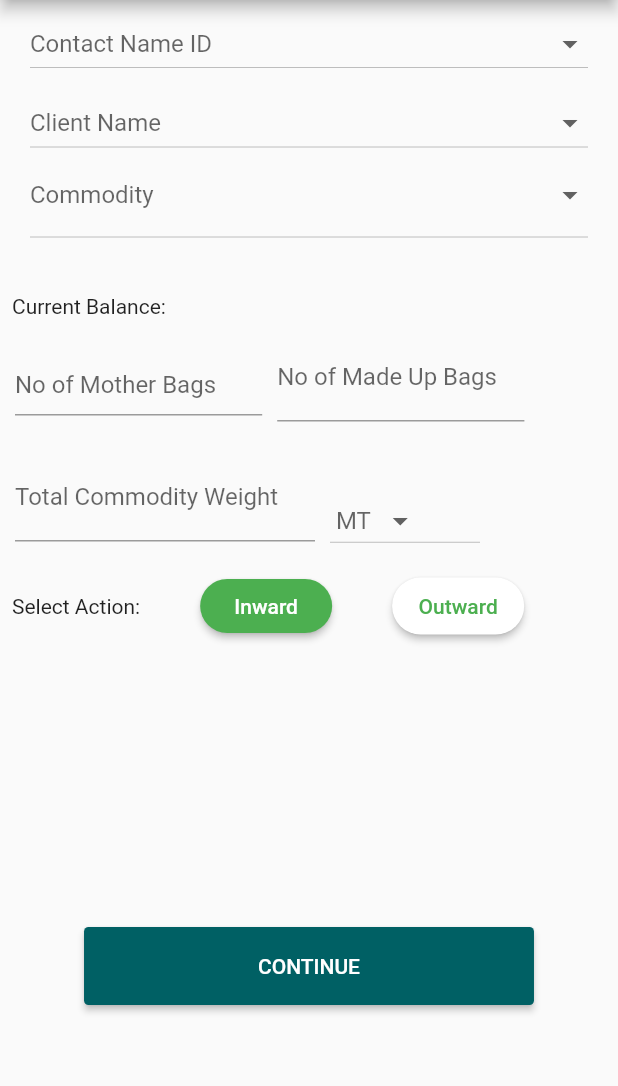
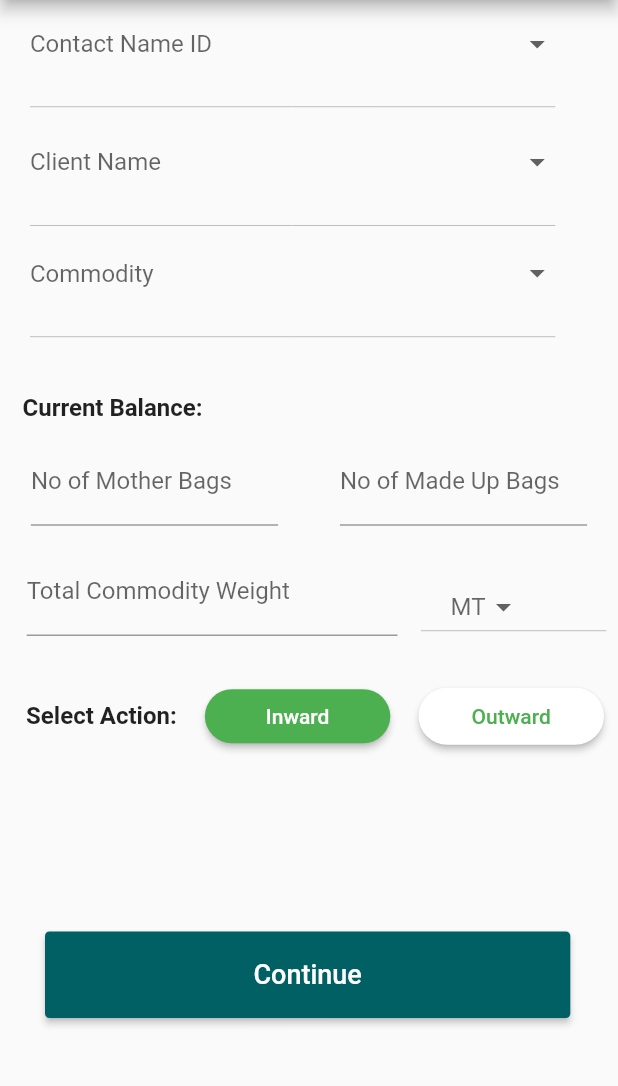
Before and after one commit to panchakarlavishnendra/Bluetooth, a Flutter app: the ContractSummary screen opened by its route, on a phone screen of 412 x 824 dp, the part 84-1170 px from its top. Run offline on Flutter 3.47's test engine with Material 2 defaults, Android fonts, the phone set to English and light mode, and no system bars; drawn by our look-alikes of auto_size_text; our stand-ins replace camera, flutter_bluetooth_serial, get, group_radio_button, image_picker, location and 2 more; missing offline and left inert: geocoder; project files that could hold a hidden picture were left out.

Commit message:
Styling Changes and Alignments

```diff
--- a/lib/screens/contract_summary_screen.dart
+++ b/lib/screens/contract_summary_screen.dart
@@ -1,9 +1,11 @@
 import 'dart:ui';
+import 'package:flutter_bluetooth/widgets/drop_down.dart';
 import 'package:flutter_bluetooth/widgets/side_nav.dart';
 import 'package:flutter_bluetooth/widgets/text_field.dart';
 import 'package:get/get.dart';
 import 'package:flutter/material.dart';
 import 'package:flutter/services.dart';
+import 'package:auto_size_text/auto_size_text.dart';
 
 class ContractSummary extends StatefulWidget {
   ContractSummary({Key key}) : super(key: key);
@@ -40,11 +42,10 @@ class _ContractSummary extends State<ContractSummary> {
       key: _scaffoldKey,
       appBar: AppBar(title: Text('Contact Summary')),
       body: SingleChildScrollView(
-        child: Column(children: <Widget>[
-          Container(
-            height: MediaQuery.of(context).size.height * 0.75,
-            width: MediaQuery.of(context).size.width * 1,
-            child: ListView(children: <Widget>[
+        child: Column(
+            mainAxisAlignment: MainAxisAlignment.spaceAround,
+            crossAxisAlignment: CrossAxisAlignment.start,
+            children: <Widget>[
               Padding(
                 padding: EdgeInsets.symmetric(vertical: 5),
                 child: Padding(
@@ -52,87 +53,99 @@ class _ContractSummary extends State<ContractSummary> {
                     horizontal: 20,
                   ),
                   child: Container(
+                    height: MediaQuery.of(context).size.height * 0.090,
                     width: MediaQuery.of(context).size.width * 0.85,
-                    child: DropdownButton(
-                      hint: Text('Contact Name ID'),
-                      // Not necessary for Option 1
-                      value: _selectedLocation,
-                      isExpanded: true,
-                      onChanged: (newValue) {
-                        setState(() {
-                          _selectedLocation = newValue;
-                        });
-                      },
-                      items: _locations.map((location) {
-                        return DropdownMenuItem(
-                          child: new Text(location),
-                          value: location,
-                        );
-                      }).toList(),
-                    ),
+                    child: CustomDropDown(
+                        _selectedLocation, _locations, 'Contact Name ID'),
+                    // DropdownButton(
+                    //   hint: Text('Contact Name ID'),
+                    //   // Not necessary for Option 1
+                    //   value: _selectedLocation,
+                    //   isExpanded: true,
+                    //   onChanged: (newValue) {
+                    //     setState(() {
+                    //       _selectedLocation = newValue;
+                    //     });
+                    //   },
+                    //   items: _locations.map((location) {
+                    //     return DropdownMenuItem(
+                    //       child: new Text(location),
+                    //       value: location,
+                    //     );
+                    //   }).toList(),
+                    // ),
                   ),
                 ),
               ),
               Padding(
                 padding: EdgeInsets.symmetric(horizontal: 20),
                 child: Container(
+                  height: MediaQuery.of(context).size.height * 0.090,
                   width: MediaQuery.of(context).size.width * 0.85,
-                  child: DropdownButton(
-                    hint: Text('Client Name'),
-                    // Not necessary for Option 1
-                    value: _selectedLocation,
-                    isExpanded: true,
-                    onChanged: (newValue) {
-                      setState(() {
-                        _selectedLocation = newValue;
-                      });
-                    },
-                    items: _locations.map((location) {
-                      return DropdownMenuItem(
-                        child: new Text(location),
-                        value: location,
-                      );
-                    }).toList(),
-                  ),
+                  child: CustomDropDown(
+                      _selectedLocation, _locations, 'Client Name'),
+                  // DropdownButton(
+                  //   hint: Text('Client Name'),
+                  //   // Not necessary for Option 1
+                  //   value: _selectedLocation,
+                  //   isExpanded: true,
+                  //   onChanged: (newValue) {
+                  //     setState(() {
+                  //       _selectedLocation = newValue;
+                  //     });
+                  //   },
+                  //   items: _locations.map((location) {
+                  //     return DropdownMenuItem(
+                  //       child: new Text(location),
+                  //       value: location,
+                  //     );
+                  //   }).toList(),
+                  // ),
                 ),
               ),
               Padding(
                 padding: EdgeInsets.symmetric(horizontal: 20),
                 child: Container(
-                  height: 60,
+                  height: MediaQuery.of(context).size.height * 0.09,
                   width: MediaQuery.of(context).size.width * 0.85,
-                  child: DropdownButton(
-                    hint: Text('Commodity'),
-                    // Not necessary for Option 1
-                    value: _selectedLocation,
-                    isExpanded: true,
-                    onChanged: (newValue) {
-                      setState(() {
-                        _selectedLocation = newValue;
-                      });
-                    },
-                    items: _locations.map((location) {
-                      return DropdownMenuItem(
-                        child: new Text(location),
-                        value: location,
-                      );
-                    }).toList(),
-                  ),
+                  child: CustomDropDown(
+                      _selectedLocation, _locations, 'Commodity'),
+                  // DropdownButton(
+                  //   hint: Text('Commodity'),
+                  //   // Not necessary for Option 1
+                  //   value: _selectedLocation,
+                  //   isExpanded: true,
+                  //   onChanged: (newValue) {
+                  //     setState(() {
+                  //       _selectedLocation = newValue;
+                  //     });
+                  //   },
+                  //   items: _locations.map((location) {
+                  //     return DropdownMenuItem(
+                  //       child: new Text(location),
+                  //       value: location,
+                  //     );
+                  //   }).toList(),
+                  // ),
                 ),
               ),
               SizedBox(height: 30),
               Padding(
-                padding: EdgeInsets.only(left: 8),
-                child: Text("Current Balance:"),
+                padding: EdgeInsets.only(left: 15),
+                child: Text(
+                  "Current Balance:",
+                  style: TextStyle(fontWeight: FontWeight.bold, fontSize: 16),
+                ),
               ),
               Row(
+                mainAxisAlignment: MainAxisAlignment.spaceAround,
                 children: <Widget>[
                   Padding(
-                    padding: const EdgeInsets.only(left: 10, top: 10),
+                    padding: const EdgeInsets.only(left: 0, top: 10),
                     child: Column(
                       children: <Widget>[
                         Container(
-                            height: 40,
+                            // height: 40,
                             width: MediaQuery.of(context).size.width * 0.4,
                             child: new Theme(
                               data: new ThemeData(
@@ -152,11 +165,11 @@ class _ContractSummary extends State<ContractSummary> {
                     ),
                   ),
                   Padding(
-                    padding: const EdgeInsets.only(left: 10, top: 10),
+                    padding: const EdgeInsets.only(left: 0, top: 10),
                     child: Column(
                       children: <Widget>[
                         Container(
-                            height: 70,
+                            // height: 70,
                             width: MediaQuery.of(context).size.width * 0.4,
                             child: Theme(
                               data: ThemeData(
@@ -175,14 +188,15 @@ class _ContractSummary extends State<ContractSummary> {
                 ],
               ),
               Row(
+                mainAxisAlignment: MainAxisAlignment.spaceAround,
                 children: <Widget>[
                   Padding(
                     padding: const EdgeInsets.only(left: 10, top: 10),
                     child: Column(
                       children: <Widget>[
                         Container(
-                            height: 70,
-                            width: 200,
+                            // height: 70,
+                            width: MediaQuery.of(context).size.width * 0.6,
                             child: new Theme(
                               data: new ThemeData(
                                 primaryColor: Colors.black,
@@ -198,12 +212,13 @@ class _ContractSummary extends State<ContractSummary> {
                     ),
                   ),
                   Padding(
-                    padding: const EdgeInsets.only(left: 10, top: 30.0),
+                    padding:
+                        const EdgeInsets.only(left: 0, top: 30.0, bottom: 0.0),
                     child: Container(
-                      height: 45,
-                      width: 100,
+                      // height: 45,
+                      width: MediaQuery.of(context).size.width * 0.3,
                       child: DropdownButton(
-                        hint: Text(' MT  '), // Not necessary for Option 1
+                        hint: Text('     MT'), // Not necessary for Option 1
                         value: _selectedLocation,
                         onChanged: (newValue) {
                           setState(() {
@@ -222,15 +237,18 @@ class _ContractSummary extends State<ContractSummary> {
                 ],
               ),
               SizedBox(
-                height: 8,
+                height: 25,
               ),
               Padding(
                 padding: const EdgeInsets.only(left: 8.0),
                 child: Row(
+                  mainAxisAlignment: MainAxisAlignment.spaceAround,
                   children: [
-                    Text("Select Action:"),
-                    Padding(
-                      padding: const EdgeInsets.symmetric(horizontal: 40),
+                    Text("Select Action:",
+                        style: TextStyle(
+                            fontWeight: FontWeight.bold, fontSize: 16)),
+                    Container(
+                      width: MediaQuery.of(context).size.width * 0.3,
                       child: RaisedButton(
                         shape: RoundedRectangleBorder(
                           borderRadius: BorderRadius.circular(30.0),
@@ -249,7 +267,9 @@ class _ContractSummary extends State<ContractSummary> {
                         ),
                       ),
                     ),
-                    RaisedButton(
+                    Container(
+                      width: MediaQuery.of(context).size.width * 0.3,
+                      child: RaisedButton(
                         shape: RoundedRectangleBorder(
                           borderRadius: BorderRadius.circular(30.0),
                         ),
@@ -266,27 +286,46 @@ class _ContractSummary extends State<ContractSummary> {
                           child: Text('Outward'),
                         ),
                       ),
+                    ),
                   ],
                 ),
               ),
-            ]),
+              SizedBox(
+                height: MediaQuery.of(context).size.height * 0.145,
               ),
-          RaisedButton(
+              Padding(
+                padding: const EdgeInsets.symmetric(horizontal: 30.0),
+                child: Container(
+                  height: MediaQuery.of(context).size.height * 0.07,
+                  width: MediaQuery.of(context).size.width * 0.85,
+                  child: RaisedButton(
                     shape: RoundedRectangleBorder(
                       borderRadius: BorderRadius.circular(3.0),
                     ),
-            onPressed: () {
-              Get.toNamed('/truckweightment');
-            },
+                    onPressed: () => {Get.toNamed('/truckweightment')},
                     color: Colors.cyan[900],
                     textColor: Colors.white,
-            child: Padding(
-              padding: const EdgeInsets.only(
-                  left: 100, right: 100, top: 18, bottom: 18),
-              child: Text("Continue".toUpperCase(),
-                  style: TextStyle(fontSize: 14)),
+                    child: AutoSizeText("Continue",
+                        style: TextStyle(fontSize: 18)),
+                  ),
                 ),
               )
+              // RaisedButton(
+              //   shape: RoundedRectangleBorder(
+              //     borderRadius: BorderRadius.circular(3.0),
+              //   ),
+              //   onPressed: () {
+              //     Get.toNamed('/truckweightment');
+              //   },
+              //   color: Colors.cyan[900],
+              //   textColor: Colors.white,
+              //   child: Padding(
+              //     padding: const EdgeInsets.only(
+              //         left: 100, right: 100, top: 18, bottom: 18),
+              //     child: Text("Continue".toUpperCase(),
+              //         style: TextStyle(fontSize: 14)),
+              //   ),
+              // )
             ]),
       ),
       endDrawer: EndDrawer(_openEndDrawer, _closeEndDrawer),
```
Also changed, not shown: lib/screens/select_warehouse_contact_screen.dart (+35 -23 lines), lib/screens/select_warehouse_screen.dart (+38 -51 lines), lib/widgets/continue_button.dart (added, +29 -0 lines), lib/widgets/text_field.dart (+7 -4 lines). Lines whose indentation alone changed are shown as unchanged.
